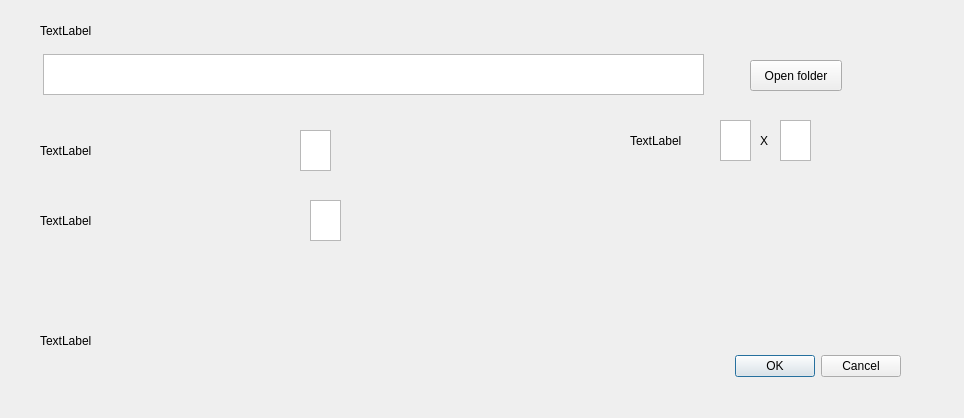
Above: config.ui from mesterhazi/PictureViewer before the change. Below: the same form after it.
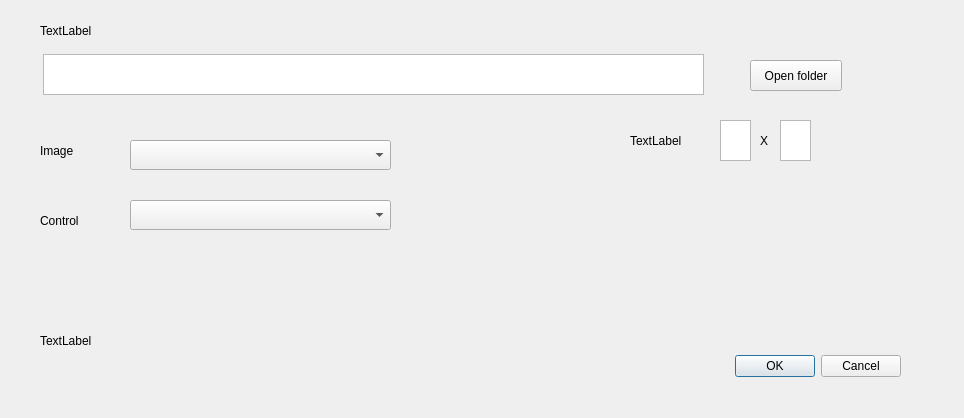
That is the form after the change.

```diff
--- a/config.ui
+++ b/config.ui
@@ -52,7 +52,7 @@
     </rect>
    </property>
    <property name="text">
-    <string>TextLabel</string>
+    <string>Image</string>
    </property>
   </widget>
   <widget class="QLabel" name="label_3">
@@ -65,7 +65,7 @@
     </rect>
    </property>
    <property name="text">
-    <string>TextLabel</string>
+    <string>Control</string>
    </property>
   </widget>
   <widget class="QLabel" name="label_4">
@@ -124,26 +124,6 @@
     </rect>
    </property>
   </widget>
-  <widget class="QPlainTextEdit" name="textEdit_MonitorControlNr">
-   <property name="geometry">
-    <rect>
-     <x>300</x>
-     <y>130</y>
-     <width>31</width>
-     <height>41</height>
-    </rect>
-   </property>
-  </widget>
-  <widget class="QPlainTextEdit" name="textEdit_MonitorImageNr">
-   <property name="geometry">
-    <rect>
-     <x>310</x>
-     <y>200</y>
-     <width>31</width>
-     <height>41</height>
-    </rect>
-   </property>
-  </widget>
   <widget class="QPushButton" name="button_FolderSelect">
    <property name="geometry">
     <rect>
@@ -170,6 +150,26 @@
     <string>X</string>
    </property>
   </widget>
+  <widget class="QComboBox" name="comboImageWindow">
+   <property name="geometry">
+    <rect>
+     <x>130</x>
+     <y>140</y>
+     <width>261</width>
+     <height>30</height>
+    </rect>
+   </property>
+  </widget>
+  <widget class="QComboBox" name="comboControlWindow">
+   <property name="geometry">
+    <rect>
+     <x>130</x>
+     <y>200</y>
+     <width>261</width>
+     <height>30</height>
+    </rect>
+   </property>
+  </widget>
  </widget>
  <resources/>
  <connections>
```
